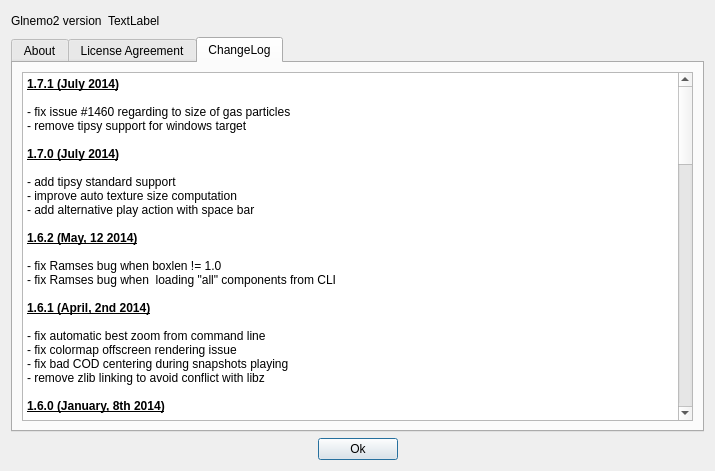
The window that usr/jcl/glnemo2/src/formabout.ui (teuben/nemo) describes before a commit, drawn with Qt 5.
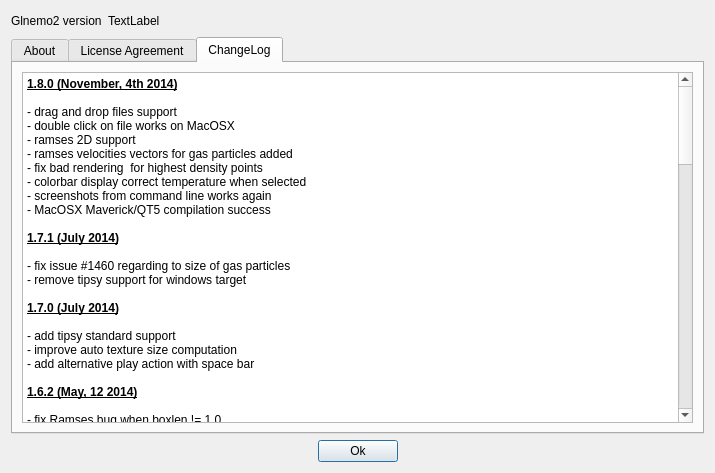
The same window after the commit. Icons and pictures are not drawn.

The edit to the form file:
```diff
--- a/usr/jcl/glnemo2/src/formabout.ui
+++ b/usr/jcl/glnemo2/src/formabout.ui
@@ -10,7 +10,7 @@
     <x>0</x>
     <y>0</y>
     <width>715</width>
-    <height>471</height>
+    <height>473</height>
    </rect>
   </property>
   <property name="sizePolicy">
@@ -1027,6 +1027,17 @@
 &lt;table border=&quot;0&quot; style=&quot;-qt-table-type: root; margin-top:4px; margin-bottom:4px; margin-left:4px; margin-right:4px;&quot;&gt;
 &lt;tr&gt;
 &lt;td style=&quot;border: none;&quot;&gt;
+&lt;p style=&quot; margin-top:0px; margin-bottom:0px; margin-left:0px; margin-right:0px; -qt-block-indent:0; text-indent:0px;&quot;&gt;&lt;span style=&quot; font-weight:600; text-decoration: underline;&quot;&gt;1.8.0 (November, 4th 2014)&lt;/span&gt;&lt;/p&gt;
+&lt;p style=&quot;-qt-paragraph-type:empty; margin-top:0px; margin-bottom:0px; margin-left:0px; margin-right:0px; -qt-block-indent:0; text-indent:0px; font-weight:600; text-decoration: underline;&quot;&gt;&lt;br /&gt;&lt;/p&gt;
+&lt;p style=&quot; margin-top:0px; margin-bottom:0px; margin-left:0px; margin-right:0px; -qt-block-indent:0; text-indent:0px;&quot;&gt;- drag and drop files support&lt;/p&gt;
+&lt;p style=&quot; margin-top:0px; margin-bottom:0px; margin-left:0px; margin-right:0px; -qt-block-indent:0; text-indent:0px;&quot;&gt;- double click on file works on MacOSX&lt;/p&gt;
+&lt;p style=&quot; margin-top:0px; margin-bottom:0px; margin-left:0px; margin-right:0px; -qt-block-indent:0; text-indent:0px;&quot;&gt;- ramses 2D support&lt;/p&gt;
+&lt;p style=&quot; margin-top:0px; margin-bottom:0px; margin-left:0px; margin-right:0px; -qt-block-indent:0; text-indent:0px;&quot;&gt;- ramses velocities vectors for gas particles added&lt;/p&gt;
+&lt;p style=&quot; margin-top:0px; margin-bottom:0px; margin-left:0px; margin-right:0px; -qt-block-indent:0; text-indent:0px;&quot;&gt;- fix bad rendering  for highest density points&lt;/p&gt;
+&lt;p style=&quot; margin-top:0px; margin-bottom:0px; margin-left:0px; margin-right:0px; -qt-block-indent:0; text-indent:0px;&quot;&gt;- colorbar display correct temperature when selected&lt;/p&gt;
+&lt;p style=&quot; margin-top:0px; margin-bottom:0px; margin-left:0px; margin-right:0px; -qt-block-indent:0; text-indent:0px;&quot;&gt;- screenshots from command line works again&lt;/p&gt;
+&lt;p style=&quot; margin-top:0px; margin-bottom:0px; margin-left:0px; margin-right:0px; -qt-block-indent:0; text-indent:0px;&quot;&gt;- MacOSX Maverick/QT5 compilation success&lt;/p&gt;
+&lt;p style=&quot;-qt-paragraph-type:empty; margin-top:0px; margin-bottom:0px; margin-left:0px; margin-right:0px; -qt-block-indent:0; text-indent:0px;&quot;&gt;&lt;br /&gt;&lt;/p&gt;
 &lt;p style=&quot; margin-top:0px; margin-bottom:0px; margin-left:0px; margin-right:0px; -qt-block-indent:0; text-indent:0px;&quot;&gt;&lt;span style=&quot; font-weight:600; text-decoration: underline;&quot;&gt;1.7.1 (July 2014)&lt;/span&gt;&lt;/p&gt;
 &lt;p style=&quot;-qt-paragraph-type:empty; margin-top:0px; margin-bottom:0px; margin-left:0px; margin-right:0px; -qt-block-indent:0; text-indent:0px; font-weight:600; text-decoration: underline;&quot;&gt;&lt;br /&gt;&lt;/p&gt;
 &lt;p style=&quot; margin-top:0px; margin-bottom:0px; margin-left:0px; margin-right:0px; -qt-block-indent:0; text-indent:0px;&quot;&gt;- fix issue #1460 regarding to size of gas particles&lt;/p&gt;
```
